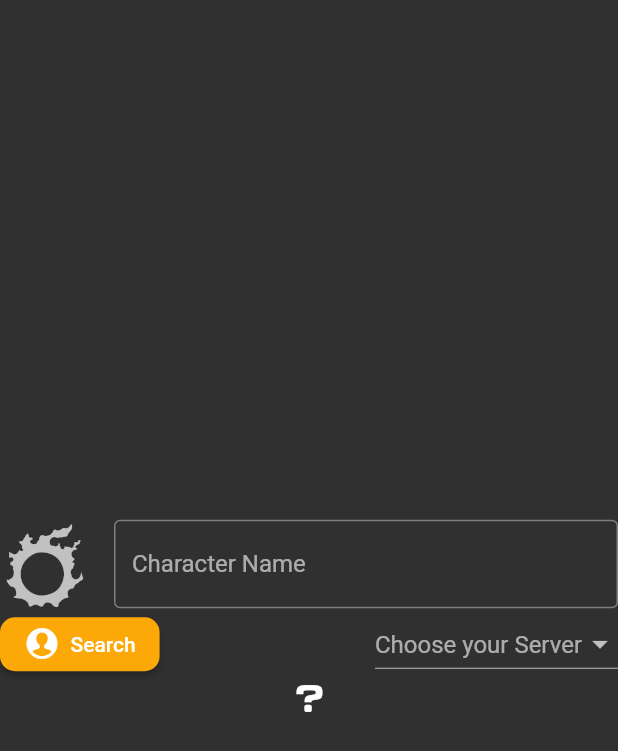
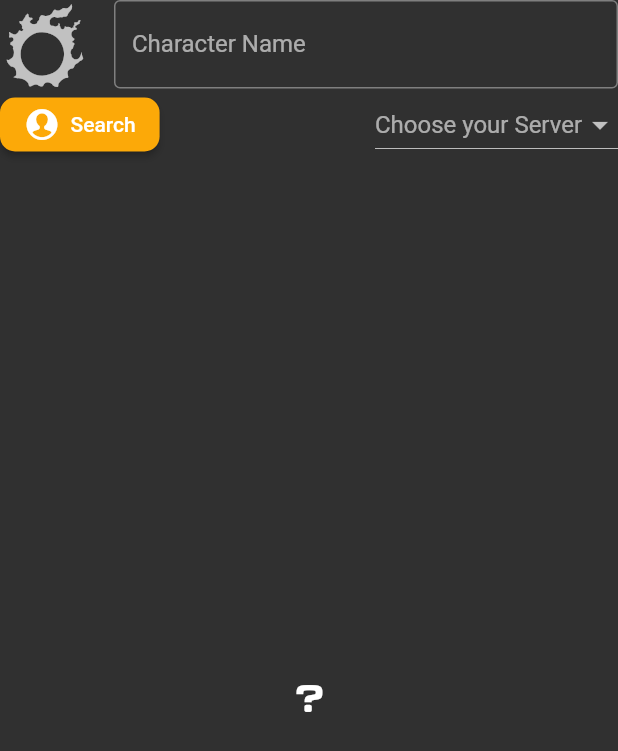
Before and after one commit to 4Federiz/xiv, a Flutter app: the screen it shows after launch, on a phone screen of 412 x 824 dp. Shown: the top 751 px of the screen. Run offline on Flutter 3.47's test engine with Material 2 defaults, Android fonts, the phone set to English and light mode, and no system bars; missing offline and left inert: responsive_widgets.

Commit message:
WelcomeScreen Responsive UI cleanup

```diff
--- a/lib/screens/welcome_screen.dart
+++ b/lib/screens/welcome_screen.dart
@@ -1,4 +1,5 @@
 import 'dart:convert';
+import 'package:flutter/foundation.dart';
 import 'package:flutter/material.dart';
 import 'package:responsive_widgets/responsive_widgets.dart';
 import 'package:xiv/brains/url_handling.dart';
@@ -16,6 +17,8 @@ class WelcomeScreen extends StatefulWidget {
 }
 
 class _WelcomeScreenState extends State<WelcomeScreen> {
+  String textFieldValue;
+
   @override
   Widget build(BuildContext context) {
     ResponsiveWidgets.init(
@@ -27,14 +30,19 @@ class _WelcomeScreenState extends State<WelcomeScreen> {
 
     return ResponsiveWidgets.builder(
         child: Scaffold(
-      body: Center(
+      body: SafeArea(
+        child: Center(
           child: Column(
             mainAxisAlignment: MainAxisAlignment.center,
             crossAxisAlignment: CrossAxisAlignment.end,
             children: <Widget>[
               ContainerResponsive(
                 margin: EdgeInsets.symmetric(horizontal: 15),
+                padding: EdgeInsets.only(top: 30),
                 child: TextField(
+                  onChanged: (v) {
+                    textFieldValue = v;
+                  },
                   decoration: InputDecoration(
                     border: OutlineInputBorder(),
                     icon: Hero(
@@ -64,6 +72,7 @@ class _WelcomeScreenState extends State<WelcomeScreen> {
                         if (response.statusCode == 200) {
                           widget.jsonBody = response.body;
                           widget.decoder = jsonDecode(widget.jsonBody);
+                          print(textFieldValue);
                           print(widget.decoder['Results'][0]['ID']);
 //                        Navigator.pushNamed(context, kRouteCharacterScreen);
                         } else {
@@ -79,19 +88,22 @@ class _WelcomeScreenState extends State<WelcomeScreen> {
                   ),
                 ],
               ),
-            Center(
+              Flexible(
+                child: Center(
                   child: ContainerResponsive(
                     width: double.maxFinite,
                     height: 1080,
                     heightResponsive: true,
-                margin: EdgeInsets.only(top: 10, left: 20, right:  20, bottom: 5),
+                    margin: EdgeInsets.only(left: 20, right:  20, bottom: 5),
                     color: Colors.grey,
                     child: Icon(FFFonts.SymbolQuestion),
+                  ),
                 ),
               ),
             ],
           ),
         ),
+      ),
     ));
   }
 }
```
Lines whose indentation alone changed are shown as unchanged.
